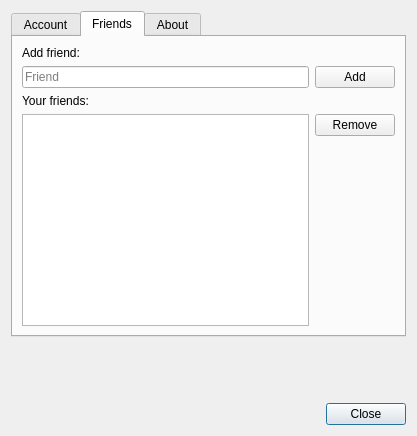
Qt form designer/setup.ui (ThoreBor/Anki_Leaderboard) before a commit.
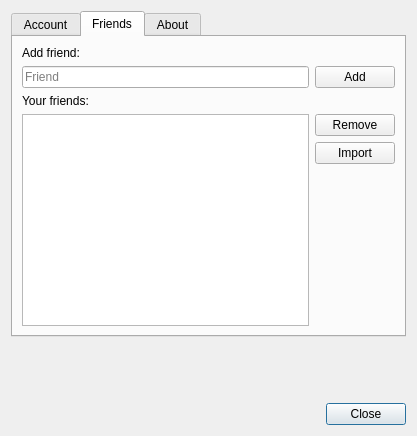
The same form after that commit. The open tabs and pages were chosen to show the change. Icons and pictures are not drawn.

Commit message: add import button

Patch:
```diff
--- a/designer/setup.ui
+++ b/designer/setup.ui
@@ -290,6 +290,16 @@
              </property>
             </widget>
            </item>
+           <item>
+            <widget class="QPushButton" name="import_friends">
+             <property name="text">
+              <string>Import</string>
+             </property>
+             <property name="autoDefault">
+              <bool>false</bool>
+             </property>
+            </widget>
+           </item>
            <item>
             <spacer name="verticalSpacer">
              <property name="orientation">
```
